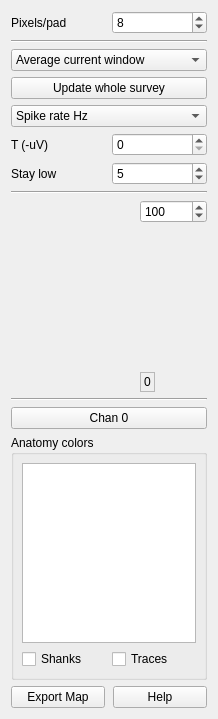
Above: Forms/FVShankViewTab.ui from billkarsh/SpikeGLX before the change. Below: the same form after it.
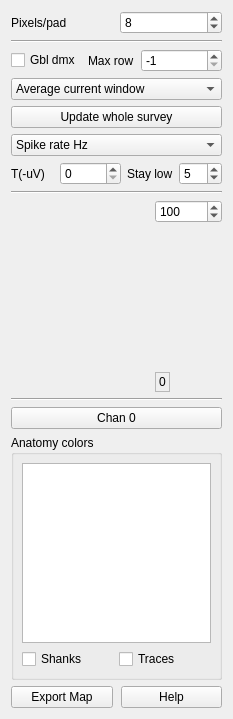
That is the form after the change. Custom widgets are drawn as their Qt base class.

Commit message: Update survey mode

What changed in the file:
```diff
--- a/Forms/FVShankViewTab.ui
+++ b/Forms/FVShankViewTab.ui
@@ -6,7 +6,7 @@
    <rect>
     <x>0</x>
     <y>0</y>
-    <width>218</width>
+    <width>233</width>
     <height>719</height>
    </rect>
   </property>
@@ -14,26 +14,43 @@
    <string>Form</string>
   </property>
   <layout class="QGridLayout" name="gridLayout_4" rowstretch="0,0,0,0,0,0,0,0,0,0,0,1,0">
-   <item row="5" column="1">
-    <widget class="QSpinBox" name="TSB">
-     <property name="sizePolicy">
-      <sizepolicy hsizetype="Preferred" vsizetype="Fixed">
-       <horstretch>0</horstretch>
-       <verstretch>0</verstretch>
-      </sizepolicy>
-     </property>
-     <property name="toolTip">
-      <string>Spike detection threshold</string>
-     </property>
-     <property name="maximum">
-      <number>100000</number>
-     </property>
-     <property name="singleStep">
-      <number>10</number>
-     </property>
-    </widget>
+   <item row="0" column="0">
+    <layout class="QHBoxLayout" name="horizontalLayout_3">
+     <item>
+      <widget class="QLabel" name="label">
+       <property name="text">
+        <string>Pixels/pad</string>
+       </property>
+      </widget>
+     </item>
+     <item>
+      <widget class="QSpinBox" name="ypixSB">
+       <property name="sizePolicy">
+        <sizepolicy hsizetype="Preferred" vsizetype="Fixed">
+         <horstretch>0</horstretch>
+         <verstretch>0</verstretch>
+        </sizepolicy>
+       </property>
+       <property name="toolTip">
+        <string>Drawing scale</string>
+       </property>
+       <property name="minimum">
+        <number>2</number>
+       </property>
+       <property name="maximum">
+        <number>200</number>
+       </property>
+       <property name="singleStep">
+        <number>2</number>
+       </property>
+       <property name="value">
+        <number>8</number>
+       </property>
+      </widget>
+     </item>
+    </layout>
    </item>
-   <item row="1" column="0" colspan="2">
+   <item row="1" column="0">
     <widget class="Line" name="line">
      <property name="sizePolicy">
       <sizepolicy hsizetype="MinimumExpanding" vsizetype="Fixed">
@@ -52,7 +69,258 @@
      </property>
     </widget>
    </item>
-   <item row="9" column="0" colspan="2">
+   <item row="2" column="0">
+    <layout class="QHBoxLayout" name="horizontalLayout_2">
+     <property name="spacing">
+      <number>7</number>
+     </property>
+     <item>
+      <widget class="QCheckBox" name="gbldmxChk">
+       <property name="text">
+        <string>Gbl dmx</string>
+       </property>
+      </widget>
+     </item>
+     <item>
+      <widget class="QLabel" name="label_4">
+       <property name="text">
+        <string>Max row</string>
+       </property>
+      </widget>
+     </item>
+     <item>
+      <widget class="QSpinBox" name="maxrowSB">
+       <property name="sizePolicy">
+        <sizepolicy hsizetype="MinimumExpanding" vsizetype="Fixed">
+         <horstretch>0</horstretch>
+         <verstretch>0</verstretch>
+        </sizepolicy>
+       </property>
+       <property name="minimum">
+        <number>-1</number>
+       </property>
+       <property name="maximum">
+        <number>9000</number>
+       </property>
+       <property name="value">
+        <number>-1</number>
+       </property>
+      </widget>
+     </item>
+    </layout>
+   </item>
+   <item row="3" column="0">
+    <widget class="QComboBox" name="howCB">
+     <item>
+      <property name="text">
+       <string>Average current window</string>
+      </property>
+     </item>
+     <item>
+      <property name="text">
+       <string>Sample whole survey</string>
+      </property>
+     </item>
+    </widget>
+   </item>
+   <item row="4" column="0">
+    <widget class="QPushButton" name="updtBut">
+     <property name="text">
+      <string>Update whole survey</string>
+     </property>
+    </widget>
+   </item>
+   <item row="5" column="0">
+    <widget class="QComboBox" name="whatCB">
+     <item>
+      <property name="text">
+       <string>Spike rate Hz</string>
+      </property>
+     </item>
+     <item>
+      <property name="text">
+       <string>AP pk-pk uV</string>
+      </property>
+     </item>
+     <item>
+      <property name="text">
+       <string>LF pk-pk uV</string>
+      </property>
+     </item>
+    </widget>
+   </item>
+   <item row="6" column="0">
+    <layout class="QHBoxLayout" name="horizontalLayout">
+     <item>
+      <widget class="QLabel" name="label_2">
+       <property name="text">
+        <string>T(-uV)</string>
+       </property>
+      </widget>
+     </item>
+     <item>
+      <widget class="QSpinBox" name="TSB">
+       <property name="sizePolicy">
+        <sizepolicy hsizetype="Preferred" vsizetype="Fixed">
+         <horstretch>0</horstretch>
+         <verstretch>0</verstretch>
+        </sizepolicy>
+       </property>
+       <property name="toolTip">
+        <string>Spike detection threshold</string>
+       </property>
+       <property name="maximum">
+        <number>10000</number>
+       </property>
+       <property name="singleStep">
+        <number>10</number>
+       </property>
+      </widget>
+     </item>
+     <item>
+      <widget class="QLabel" name="label_3">
+       <property name="text">
+        <string>Stay low</string>
+       </property>
+      </widget>
+     </item>
+     <item>
+      <widget class="QSpinBox" name="inarowSB">
+       <property name="sizePolicy">
+        <sizepolicy hsizetype="Preferred" vsizetype="Fixed">
+         <horstretch>0</horstretch>
+         <verstretch>0</verstretch>
+        </sizepolicy>
+       </property>
+       <property name="toolTip">
+        <string>Stay beyond threshold this many counts</string>
+       </property>
+       <property name="minimum">
+        <number>1</number>
+       </property>
+       <property name="maximum">
+        <number>99</number>
+       </property>
+       <property name="singleStep">
+        <number>1</number>
+       </property>
+       <property name="value">
+        <number>5</number>
+       </property>
+      </widget>
+     </item>
+    </layout>
+   </item>
+   <item row="7" column="0">
+    <widget class="Line" name="line_2">
+     <property name="sizePolicy">
+      <sizepolicy hsizetype="MinimumExpanding" vsizetype="Fixed">
+       <horstretch>0</horstretch>
+       <verstretch>0</verstretch>
+      </sizepolicy>
+     </property>
+     <property name="minimumSize">
+      <size>
+       <width>20</width>
+       <height>0</height>
+      </size>
+     </property>
+     <property name="orientation">
+      <enum>Qt::Horizontal</enum>
+     </property>
+    </widget>
+   </item>
+   <item row="8" column="0">
+    <layout class="QGridLayout" name="gridLayout" columnstretch="0,0,0">
+     <item row="0" column="2">
+      <widget class="QSpinBox" name="rngSB">
+       <property name="sizePolicy">
+        <sizepolicy hsizetype="Preferred" vsizetype="Fixed">
+         <horstretch>0</horstretch>
+         <verstretch>0</verstretch>
+        </sizepolicy>
+       </property>
+       <property name="toolTip">
+        <string>Darkest color = 0; brightest = this value</string>
+       </property>
+       <property name="maximum">
+        <number>100000</number>
+       </property>
+       <property name="singleStep">
+        <number>10</number>
+       </property>
+       <property name="value">
+        <number>100</number>
+       </property>
+      </widget>
+     </item>
+     <item row="1" column="2">
+      <spacer name="verticalSpacer">
+       <property name="orientation">
+        <enum>Qt::Vertical</enum>
+       </property>
+       <property name="sizeHint" stdset="0">
+        <size>
+         <width>20</width>
+         <height>40</height>
+        </size>
+       </property>
+      </spacer>
+     </item>
+     <item row="2" column="2">
+      <widget class="QLabel" name="label_6">
+       <property name="sizePolicy">
+        <sizepolicy hsizetype="Fixed" vsizetype="Fixed">
+         <horstretch>0</horstretch>
+         <verstretch>0</verstretch>
+        </sizepolicy>
+       </property>
+       <property name="minimumSize">
+        <size>
+         <width>0</width>
+         <height>20</height>
+        </size>
+       </property>
+       <property name="frameShape">
+        <enum>QFrame::StyledPanel</enum>
+       </property>
+       <property name="text">
+        <string>0</string>
+       </property>
+      </widget>
+     </item>
+     <item row="0" column="1" rowspan="3">
+      <widget class="ShankViewLut" name="lut" native="true">
+       <property name="sizePolicy">
+        <sizepolicy hsizetype="Minimum" vsizetype="Minimum">
+         <horstretch>0</horstretch>
+         <verstretch>0</verstretch>
+        </sizepolicy>
+       </property>
+       <property name="minimumSize">
+        <size>
+         <width>32</width>
+         <height>192</height>
+        </size>
+       </property>
+      </widget>
+     </item>
+     <item row="0" column="0" rowspan="3">
+      <spacer name="horizontalSpacer_2">
+       <property name="orientation">
+        <enum>Qt::Horizontal</enum>
+       </property>
+       <property name="sizeHint" stdset="0">
+        <size>
+         <width>8</width>
+         <height>0</height>
+        </size>
+       </property>
+      </spacer>
+     </item>
+    </layout>
+   </item>
+   <item row="9" column="0">
     <widget class="Line" name="line_3">
      <property name="sizePolicy">
       <sizepolicy hsizetype="MinimumExpanding" vsizetype="Fixed">
@@ -71,7 +339,23 @@
      </property>
     </widget>
    </item>
-   <item row="11" column="0" colspan="2">
+   <item row="10" column="0">
+    <widget class="QPushButton" name="chanBut">
+     <property name="sizePolicy">
+      <sizepolicy hsizetype="MinimumExpanding" vsizetype="Fixed">
+       <horstretch>0</horstretch>
+       <verstretch>0</verstretch>
+      </sizepolicy>
+     </property>
+     <property name="toolTip">
+      <string>Selected channel (click to find)</string>
+     </property>
+     <property name="text">
+      <string>Chan 0</string>
+     </property>
+    </widget>
+   </item>
+   <item row="11" column="0">
     <widget class="QGroupBox" name="anatomyGB">
      <property name="title">
       <string>Anatomy colors</string>
@@ -137,32 +421,7 @@
      </layout>
     </widget>
    </item>
-   <item row="0" column="1">
-    <widget class="QSpinBox" name="ypixSB">
-     <property name="sizePolicy">
-      <sizepolicy hsizetype="Preferred" vsizetype="Fixed">
-       <horstretch>0</horstretch>
-       <verstretch>0</verstretch>
-      </sizepolicy>
-     </property>
-     <property name="toolTip">
-      <string>Drawing scale</string>
-     </property>
-     <property name="minimum">
-      <number>2</number>
-     </property>
-     <property name="maximum">
-      <number>200</number>
-     </property>
-     <property name="singleStep">
-      <number>2</number>
-     </property>
-     <property name="value">
-      <number>8</number>
-     </property>
-    </widget>
-   </item>
-   <item row="12" column="0" colspan="2">
+   <item row="12" column="0">
     <layout class="QGridLayout" name="gridLayout_3">
      <property name="horizontalSpacing">
       <number>8</number>
@@ -198,217 +457,6 @@
      </item>
     </layout>
    </item>
-   <item row="2" column="0" colspan="2">
-    <widget class="QComboBox" name="howCB">
-     <item>
-      <property name="text">
-       <string>Average current window</string>
-      </property>
-     </item>
-     <item>
-      <property name="text">
-       <string>Sample whole survey</string>
-      </property>
-     </item>
-    </widget>
-   </item>
-   <item row="4" column="0" colspan="2">
-    <widget class="QComboBox" name="whatCB">
-     <item>
-      <property name="text">
-       <string>Spike rate Hz</string>
-      </property>
-     </item>
-     <item>
-      <property name="text">
-       <string>AP pk-pk uV</string>
-      </property>
-     </item>
-     <item>
-      <property name="text">
-       <string>LF pk-pk uV</string>
-      </property>
-     </item>
-    </widget>
-   </item>
-   <item row="5" column="0">
-    <widget class="QLabel" name="label_2">
-     <property name="text">
-      <string>T (-uV)</string>
-     </property>
-    </widget>
-   </item>
-   <item row="7" column="0" colspan="2">
-    <widget class="Line" name="line_2">
-     <property name="sizePolicy">
-      <sizepolicy hsizetype="MinimumExpanding" vsizetype="Fixed">
-       <horstretch>0</horstretch>
-       <verstretch>0</verstretch>
-      </sizepolicy>
-     </property>
-     <property name="minimumSize">
-      <size>
-       <width>20</width>
-       <height>0</height>
-      </size>
-     </property>
-     <property name="orientation">
-      <enum>Qt::Horizontal</enum>
-     </property>
-    </widget>
-   </item>
-   <item row="10" column="0" colspan="2">
-    <widget class="QPushButton" name="chanBut">
-     <property name="sizePolicy">
-      <sizepolicy hsizetype="MinimumExpanding" vsizetype="Fixed">
-       <horstretch>0</horstretch>
-       <verstretch>0</verstretch>
-      </sizepolicy>
-     </property>
-     <property name="toolTip">
-      <string>Selected channel (click to find)</string>
-     </property>
-     <property name="text">
-      <string>Chan 0</string>
-     </property>
-    </widget>
-   </item>
-   <item row="3" column="0" colspan="2">
-    <widget class="QPushButton" name="updtBut">
-     <property name="text">
-      <string>Update whole survey</string>
-     </property>
-    </widget>
-   </item>
-   <item row="0" column="0">
-    <widget class="QLabel" name="label">
-     <property name="text">
-      <string>Pixels/pad</string>
-     </property>
-    </widget>
-   </item>
-   <item row="8" column="0" colspan="2">
-    <layout class="QGridLayout" name="gridLayout" columnstretch="0,0,0">
-     <item row="0" column="2">
-      <widget class="QSpinBox" name="rngSB">
-       <property name="sizePolicy">
-        <sizepolicy hsizetype="Preferred" vsizetype="Fixed">
-         <horstretch>0</horstretch>
-         <verstretch>0</verstretch>
-        </sizepolicy>
-       </property>
-       <property name="toolTip">
-        <string>Darkest color = 0; brightest = this value</string>
-       </property>
-       <property name="maximum">
-        <number>100000</number>
-       </property>
-       <property name="singleStep">
-        <number>10</number>
-       </property>
-       <property name="value">
-        <number>100</number>
-       </property>
-      </widget>
-     </item>
-     <item row="1" column="2">
-      <spacer name="verticalSpacer">
-       <property name="orientation">
-        <enum>Qt::Vertical</enum>
-       </property>
-       <property name="sizeHint" stdset="0">
-        <size>
-         <width>20</width>
-         <height>40</height>
-        </size>
-       </property>
-      </spacer>
-     </item>
-     <item row="2" column="2">
-      <widget class="QLabel" name="label_6">
-       <property name="sizePolicy">
-        <sizepolicy hsizetype="Fixed" vsizetype="Fixed">
-         <horstretch>0</horstretch>
-         <verstretch>0</verstretch>
-        </sizepolicy>
-       </property>
-       <property name="minimumSize">
-        <size>
-         <width>0</width>
-         <height>20</height>
-        </size>
-       </property>
-       <property name="frameShape">
-        <enum>QFrame::StyledPanel</enum>
-       </property>
-       <property name="text">
-        <string>0</string>
-       </property>
-      </widget>
-     </item>
-     <item row="0" column="1" rowspan="3">
-      <widget class="ShankViewLut" name="lut" native="true">
-       <property name="sizePolicy">
-        <sizepolicy hsizetype="Minimum" vsizetype="Minimum">
-         <horstretch>0</horstretch>
-         <verstretch>0</verstretch>
-        </sizepolicy>
-       </property>
-       <property name="minimumSize">
-        <size>
-         <width>32</width>
-         <height>192</height>
-        </size>
-       </property>
-      </widget>
-     </item>
-     <item row="0" column="0" rowspan="3">
-      <spacer name="horizontalSpacer_2">
-       <property name="orientation">
-        <enum>Qt::Horizontal</enum>
-       </property>
-       <property name="sizeHint" stdset="0">
-        <size>
-         <width>8</width>
-         <height>0</height>
-        </size>
-       </property>
-      </spacer>
-     </item>
-    </layout>
-   </item>
-   <item row="6" column="0">
-    <widget class="QLabel" name="label_3">
-     <property name="text">
-      <string>Stay low</string>
-     </property>
-    </widget>
-   </item>
-   <item row="6" column="1">
-    <widget class="QSpinBox" name="inarowSB">
-     <property name="sizePolicy">
-      <sizepolicy hsizetype="Preferred" vsizetype="Fixed">
-       <horstretch>0</horstretch>
-       <verstretch>0</verstretch>
-      </sizepolicy>
-     </property>
-     <property name="toolTip">
-      <string>Stay beyond threshold this many counts</string>
-     </property>
-     <property name="minimum">
-      <number>1</number>
-     </property>
-     <property name="maximum">
-      <number>100</number>
-     </property>
-     <property name="singleStep">
-      <number>1</number>
-     </property>
-     <property name="value">
-      <number>5</number>
-     </property>
-    </widget>
-   </item>
   </layout>
  </widget>
  <customwidgets>
```
Left out of the diff: 2 changed lines with no effect on the pictures. The commit also changes 22 other files.
